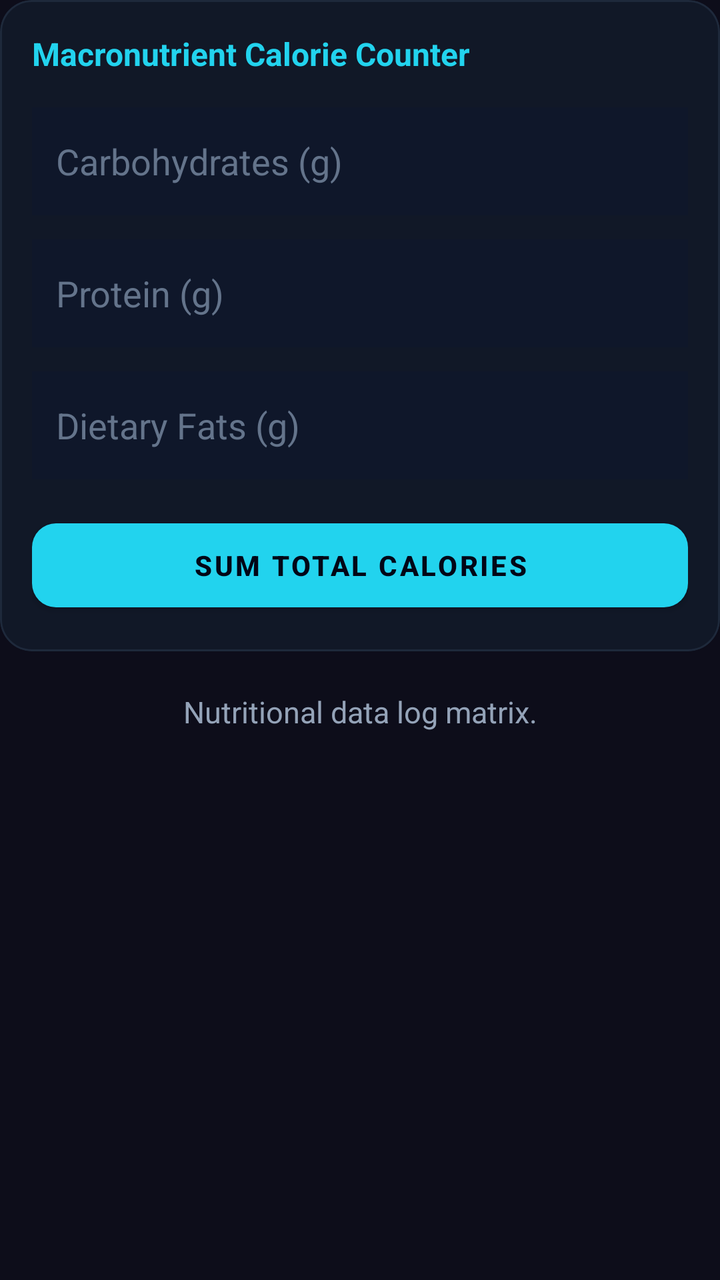
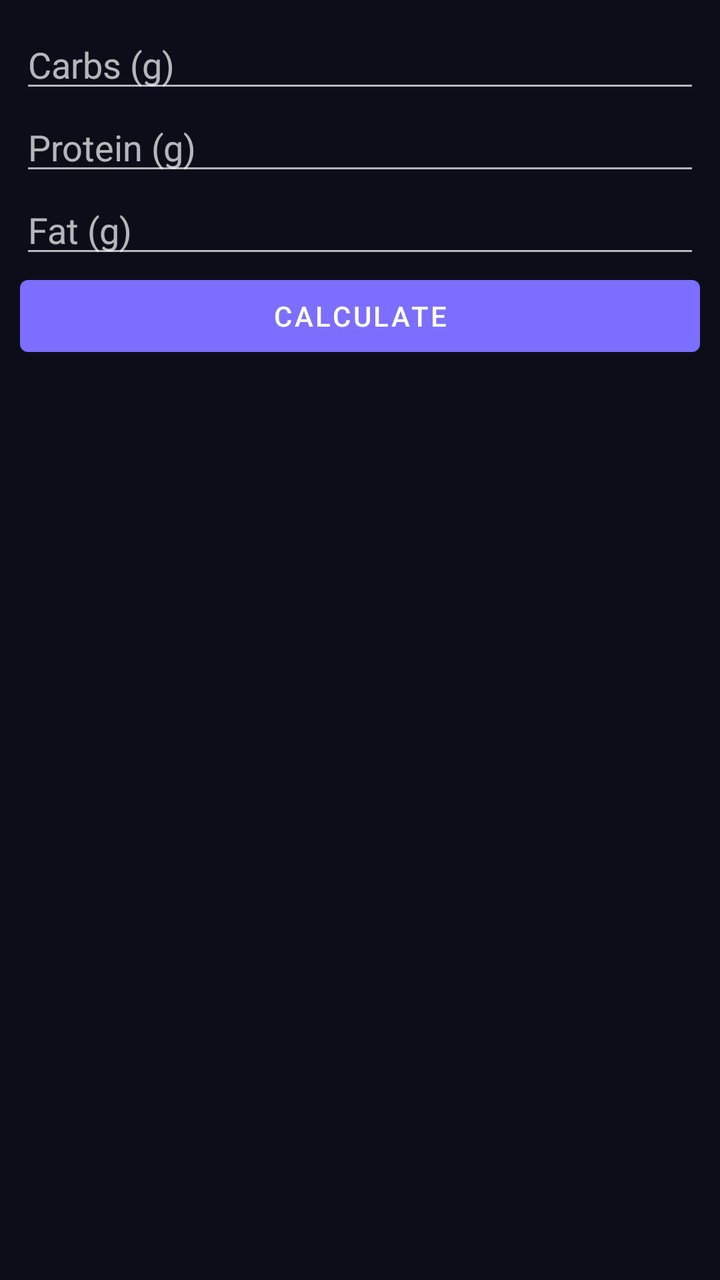

Compare the two renders of this Android layout. The source of the first and the diff that turns it into the second are given below.
<!-- AndroidManifest.xml: application theme Theme.UltraCalc -->
<!-- res/layout/panel_cal.xml -->
<?xml version="1.0" encoding="utf-8"?>
<LinearLayout xmlns:android="http://schemas.android.com/apk/res/android"
    xmlns:app="http://schemas.android.com/apk/res-auto"
    android:layout_width="match_parent"
    android:layout_height="match_parent"
    android:orientation="vertical">

    <com.google.android.material.card.MaterialCardView
        android:layout_width="match_parent"
        android:layout_height="wrap_content"
        app:cardBackgroundColor="#111827"
        app:cardCornerRadius="16dp"
        app:strokeWidth="1dp"
        app:strokeColor="#1E293B"
        app:cardElevation="0dp">

        <LinearLayout
            android:layout_width="match_parent"
            android:layout_height="wrap_content"
            android:orientation="vertical"
            android:padding="16dp">

            <TextView
                android:layout_width="match_parent"
                android:layout_height="wrap_content"
                android:text="Macronutrient Calorie Counter"
                android:textColor="#22D3EE"
                android:textSize="16sp"
                android:textStyle="bold"
                android:layout_marginBottom="16dp"/>

            <EditText
                android:id="@+id/etCarbs"
                android:layout_width="match_parent"
                android:layout_height="54dp"
                android:background="#0F172A"
                android:hint="Carbohydrates (g)"
                android:textColorHint="#64748B"
                android:textColor="#F8FAFC"
                android:inputType="numberDecimal"
                android:padding="12dp"
                android:layout_marginBottom="12dp"/>

            <EditText
                android:id="@+id/etProtein"
                android:layout_width="match_parent"
                android:layout_height="54dp"
                android:background="#0F172A"
                android:hint="Protein (g)"
                android:textColorHint="#64748B"
                android:textColor="#F8FAFC"
                android:inputType="numberDecimal"
                android:padding="12dp"
                android:layout_marginBottom="12dp"/>

            <EditText
                android:id="@+id/etFat"
                android:layout_width="match_parent"
                android:layout_height="54dp"
                android:background="#0F172A"
                android:hint="Dietary Fats (g)"
                android:textColorHint="#64748B"
                android:textColor="#F8FAFC"
                android:inputType="numberDecimal"
                android:padding="12dp"
                android:layout_marginBottom="16dp"/>

            <com.google.android.material.button.MaterialButton
                android:id="@+id/btnCalc"
                android:layout_width="match_parent"
                android:layout_height="54dp"
                android:text="SUM TOTAL CALORIES"
                android:textColor="#020617"
                android:textStyle="bold"
                app:backgroundTint="#22D3EE"
                app:cornerRadius="12dp"/>
        </LinearLayout>
    </com.google.android.material.card.MaterialCardView>

    <TextView
        android:id="@+id/tvResult"
        android:layout_width="match_parent"
        android:layout_height="wrap_content"
        android:layout_marginTop="20dp"
        android:text="Nutritional data log matrix."
        android:textColor="#94A3B8"
        android:textSize="15sp"
        android:lineSpacingExtra="6dp"
        android:gravity="center"/>
</LinearLayout>
<!-- resources referenced by this layout -->
<resources>
  <style name="Theme.UltraCalc" parent="Theme.MaterialComponents.NoActionBar">
          <item name="colorPrimary">@color/primary</item>
          <item name="colorPrimaryVariant">@color/primaryDark</item>
          <item name="colorOnPrimary">@color/white</item>
          <item name="colorSecondary">@color/accentCyan</item>
          <item name="android:windowBackground">@color/bg</item>
          <item name="android:statusBarColor">@color/bg</item>
          <item name="android:navigationBarColor">@color/bg</item>
          <item name="android:windowLightStatusBar">false</item>
      </style>
  <color name="primary">#7C6FFF</color>
  <color name="primaryDark">#5A4FCC</color>
  <color name="white">#FFFFFF</color>
  <color name="accentCyan">#00E5FF</color>
  <color name="bg">#0D0D1A</color>
</resources>

<!-- the commit's change to res/layout/panel_cal.xml (unified diff, before → after) -->
@@ -1,90 +1,10 @@
 <?xml version="1.0" encoding="utf-8"?>
 <LinearLayout xmlns:android="http://schemas.android.com/apk/res/android"
-    xmlns:app="http://schemas.android.com/apk/res-auto"
-    android:layout_width="match_parent"
-    android:layout_height="match_parent"
-    android:orientation="vertical">
-
-    <com.google.android.material.card.MaterialCardView
-        android:layout_width="match_parent"
-        android:layout_height="wrap_content"
-        app:cardBackgroundColor="#111827"
-        app:cardCornerRadius="16dp"
-        app:strokeWidth="1dp"
-        app:strokeColor="#1E293B"
-        app:cardElevation="0dp">
-
-        <LinearLayout
-            android:layout_width="match_parent"
-            android:layout_height="wrap_content"
-            android:orientation="vertical"
-            android:padding="16dp">
-
-            <TextView
-                android:layout_width="match_parent"
-                android:layout_height="wrap_content"
-                android:text="Macronutrient Calorie Counter"
-                android:textColor="#22D3EE"
-                android:textSize="16sp"
-                android:textStyle="bold"
-                android:layout_marginBottom="16dp"/>
-
-            <EditText
-                android:id="@+id/etCarbs"
-                android:layout_width="match_parent"
-                android:layout_height="54dp"
-                android:background="#0F172A"
-                android:hint="Carbohydrates (g)"
-                android:textColorHint="#64748B"
-                android:textColor="#F8FAFC"
-                android:inputType="numberDecimal"
-                android:padding="12dp"
-                android:layout_marginBottom="12dp"/>
-
-            <EditText
-                android:id="@+id/etProtein"
-                android:layout_width="match_parent"
-                android:layout_height="54dp"
-                android:background="#0F172A"
-                android:hint="Protein (g)"
-                android:textColorHint="#64748B"
-                android:textColor="#F8FAFC"
-                android:inputType="numberDecimal"
-                android:padding="12dp"
-                android:layout_marginBottom="12dp"/>
-
-            <EditText
-                android:id="@+id/etFat"
-                android:layout_width="match_parent"
-                android:layout_height="54dp"
-                android:background="#0F172A"
-                android:hint="Dietary Fats (g)"
-                android:textColorHint="#64748B"
-                android:textColor="#F8FAFC"
-                android:inputType="numberDecimal"
-                android:padding="12dp"
-                android:layout_marginBottom="16dp"/>
-
-            <com.google.android.material.button.MaterialButton
-                android:id="@+id/btnCalc"
-                android:layout_width="match_parent"
-                android:layout_height="54dp"
-                android:text="SUM TOTAL CALORIES"
-                android:textColor="#020617"
-                android:textStyle="bold"
-                app:backgroundTint="#22D3EE"
-                app:cornerRadius="12dp"/>
-        </LinearLayout>
-    </com.google.android.material.card.MaterialCardView>
-
-    <TextView
-        android:id="@+id/tvResult"
-        android:layout_width="match_parent"
-        android:layout_height="wrap_content"
-        android:layout_marginTop="20dp"
-        android:text="Nutritional data log matrix."
-        android:textColor="#94A3B8"
-        android:textSize="15sp"
-        android:lineSpacingExtra="6dp"
-        android:gravity="center"/>
+    android:layout_width="match_parent" android:layout_height="wrap_content"
+    android:orientation="vertical" android:padding="10dp">
+    <EditText android:id="@+id/etCarbs" android:layout_width="match_parent" android:layout_height="wrap_content" android:hint="Carbs (g)" android:inputType="numberDecimal"/>
+    <EditText android:id="@+id/etProtein" android:layout_width="match_parent" android:layout_height="wrap_content" android:hint="Protein (g)" android:inputType="numberDecimal"/>
+    <EditText android:id="@+id/etFat" android:layout_width="match_parent" android:layout_height="wrap_content" android:hint="Fat (g)" android:inputType="numberDecimal"/>
+    <Button android:id="@+id/btnCalc" android:layout_width="match_parent" android:layout_height="wrap_content" android:text="Calculate"/>
+    <TextView android:id="@+id/tvResult" android:layout_width="match_parent" android:layout_height="wrap_content" android:paddingTop="10dp"/>
 </LinearLayout>
